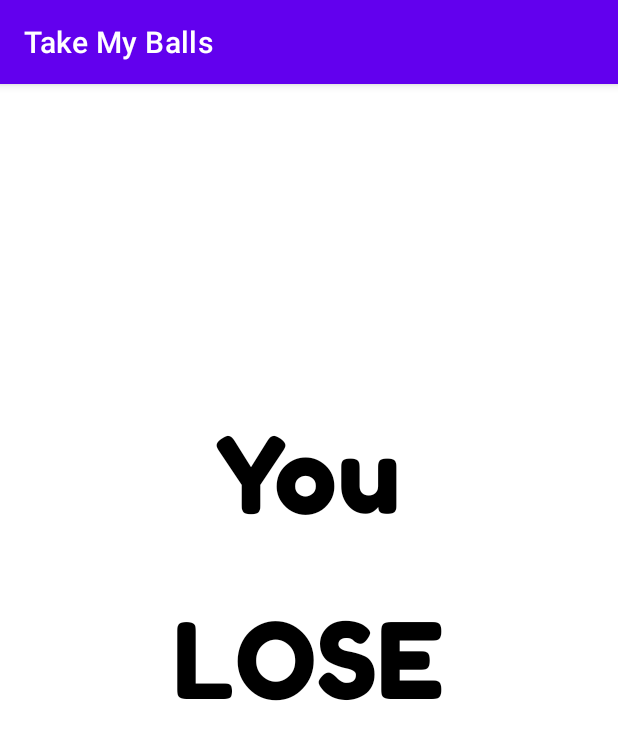
After one commit to FabricioPY/Take-My-Balls, an Android app: the FinishGameActivity screen opened directly, with no data from a screen before it, on a phone screen of 412 x 824 dp. The commit adds this screen. Shown: the top 740 px of the screen. Run offline under Robolectric (Android 15) with nearby library versions, the phone set to English and light mode, and no system bars.

Commit message:
create finish game

```diff
--- a/TakeMyBalls/app/src/main/AndroidManifest.xml
+++ b/TakeMyBalls/app/src/main/AndroidManifest.xml
@@ -1,6 +1,6 @@
 <?xml version="1.0" encoding="utf-8"?>
 <manifest xmlns:android="http://schemas.android.com/apk/res/android"
-    package="com.example.takemyballs">
+    package="com.example.takemyballs" >
 
     <application
         android:allowBackup="true"
@@ -8,7 +8,10 @@
         android:label="@string/app_name"
         android:roundIcon="@mipmap/ic_launcher_round"
         android:supportsRtl="true"
-        android:theme="@style/Theme.TakeMyBalls">
+        android:theme="@style/Theme.TakeMyBalls" >
+        <activity
+            android:name=".ui.FinishGameActivity"
+            android:exported="true" />
         <activity
             android:name=".ui.WinOrLoseActivity"
             android:exported="true" />
@@ -17,7 +20,7 @@
             android:exported="false" />
         <activity
             android:name=".ui.OpenGameActivity"
-            android:exported="true">
+            android:exported="true" >
             <intent-filter>
                 <action android:name="android.intent.action.MAIN" />
 
--- a/TakeMyBalls/app/src/main/java/com/example/takemyballs/ui/EvenOrOddActivity.java
+++ b/TakeMyBalls/app/src/main/java/com/example/takemyballs/ui/EvenOrOddActivity.java
@@ -26,22 +26,32 @@ public class EvenOrOddActivity extends AppCompatActivity {
     public static final String odd = "ODD";
 
 
-
-
     @Override
     protected void onCreate(Bundle savedInstanceState) {
         super.onCreate(savedInstanceState);
         setContentView(R.layout.activity_even_or_odd);
 
+        GamerDAO dao = new GamerDAO();
+
+        if ((dao.getBalls() < 1) || (dao.getBalls() > 20)){
+            Intent intent = new Intent(EvenOrOddActivity.this, FinishGameActivity.class);
+            timer = new Timer();
+            timer.schedule(new TimerTask() {
+                @Override
+                public void run() {
+                    startActivity(intent);
+                    finish();
+                }
+            }, 0);
+        }
+        else {
             ImageView pointer = findViewById(R.id.activity_poniter);
-
-        GamerDAO dao = new GamerDAO();
 
             EvenOdd evenOdd = new EvenOdd("No Choice");
             dao.save(evenOdd);
 
 
-        TextView numbersBalls =  (TextView) findViewById(R.id.activiti_balls);
+            TextView numbersBalls = (TextView) findViewById(R.id.activiti_balls);
 
             int topPointer = 0;
 
@@ -52,12 +62,13 @@ public class EvenOrOddActivity extends AppCompatActivity {
 
             numbersBalls.setText(String.valueOf(dao.getBalls()));
 
+            Intent intent = new Intent(EvenOrOddActivity.this, WinOrLoseActivity.class);
+
             Animation rotate = new RotateAnimation(topPointer, time, exoY, exoX);
             rotate.setDuration(5000);
             rotate.setFillAfter(true);
             pointer.startAnimation(rotate);
 
-        Intent intent = new Intent(EvenOrOddActivity.this, WinOrLoseActivity.class);
 
             AppCompatButton ButtonEven = findViewById(R.id.activity_button_even);
             ButtonEven.setOnClickListener(new View.OnClickListener() {
@@ -78,7 +89,6 @@ public class EvenOrOddActivity extends AppCompatActivity {
             });
 
 
-
             timer = new Timer();
             timer.schedule(new TimerTask() {
                 @Override
@@ -87,6 +97,6 @@ public class EvenOrOddActivity extends AppCompatActivity {
                     finish();
                 }
             }, 5000);
-
         }
     }
+}
--- /dev/null
+++ b/TakeMyBalls/app/src/main/java/com/example/takemyballs/ui/FinishGameActivity.java
@@ -0,0 +1,34 @@
+package com.example.takemyballs.ui;
+
+import androidx.appcompat.app.AppCompatActivity;
+import android.os.Bundle;
+import android.widget.TextView;
+
+import com.example.takemyballs.R;
+import com.example.takemyballs.dao.GamerDAO;
+
+public class FinishGameActivity extends AppCompatActivity {
+
+    public static final String win = "WIN";
+    public static final String lose = "LOSE";
+    public static String winOrLose = "NO_CHOICE";
+
+
+    @Override
+    protected void onCreate(Bundle savedInstanceState) {
+        super.onCreate(savedInstanceState);
+        setContentView(R.layout.activity_finish_game);
+
+        GamerDAO dao = new GamerDAO();
+
+        if(dao.getBalls() > 20){
+            winOrLose = win;}
+
+        else{
+            winOrLose = lose;}
+
+        TextView finishWinLose = (TextView) findViewById(R.id.activity_finish_win_lose);
+
+        finishWinLose.setText(winOrLose);
+    }
+}
--- a/TakeMyBalls/app/src/main/java/com/example/takemyballs/ui/WinOrLoseActivity.java
+++ b/TakeMyBalls/app/src/main/java/com/example/takemyballs/ui/WinOrLoseActivity.java
@@ -86,7 +86,7 @@ public class WinOrLoseActivity extends AppCompatActivity {
                 startActivity(intent);
                 finish();
             }
-        }, 6000);
+        }, 4000);
     }
 
 }
--- a/TakeMyBalls/app/src/main/res/drawable/play_pressed_rounded_button.xml
+++ b/TakeMyBalls/app/src/main/res/drawable/play_pressed_rounded_button.xml
@@ -3,7 +3,7 @@
     android:shape="oval">
 
     <gradient
-        android:angle="180"
+        android:angle="90"
         android:startColor="#FFDC52"
         android:endColor="#FFC539"/>
 
--- /dev/null
+++ b/TakeMyBalls/app/src/main/res/layout/activity_finish_game.xml
@@ -0,0 +1,32 @@
+<?xml version="1.0" encoding="utf-8"?>
+<RelativeLayout
+    xmlns:android="http://schemas.android.com/apk/res/android"
+    xmlns:tools="http://schemas.android.com/tools"
+    xmlns:app="http://schemas.android.com/apk/res-auto"
+    android:layout_width="match_parent"
+    android:layout_height="match_parent"
+    tools:context=".ui.FinishGameActivity">
+
+  <TextView
+      android:id="@+id/activity_finish_win_lose"
+      android:layout_width="wrap_content"
+      android:layout_height="wrap_content"
+      android:layout_centerHorizontal="true"
+      android:layout_centerVertical="true"
+      android:textSize="70sp"
+      android:fontFamily="@font/fredoka_one_regular"
+      android:textColor="@color/black"/>
+
+  <TextView
+      android:id="@+id/activity_you"
+      android:layout_width="wrap_content"
+      android:layout_height="wrap_content"
+      android:layout_alignParentTop="true"
+      android:layout_centerHorizontal="true"
+      android:layout_marginTop="218dp"
+      android:fontFamily="@font/fredoka_one_regular"
+      android:text="You"
+      android:textColor="@color/black"
+      android:textSize="70sp" />
+
+</RelativeLayout>
```
Lines whose indentation alone changed are shown as unchanged.
